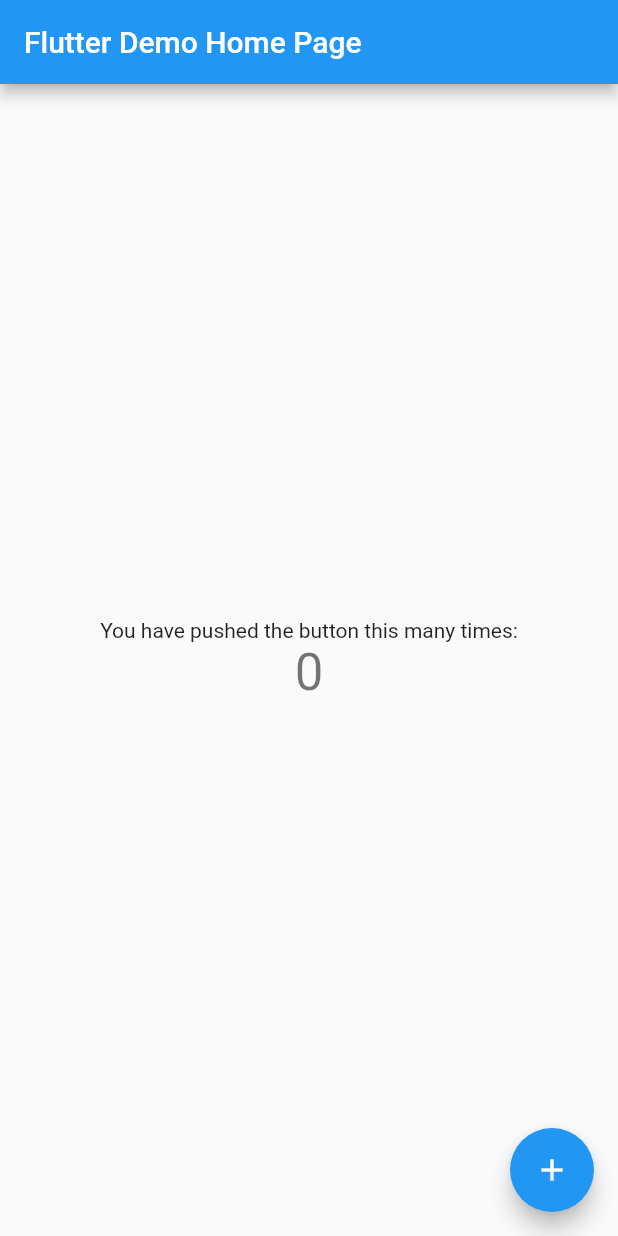
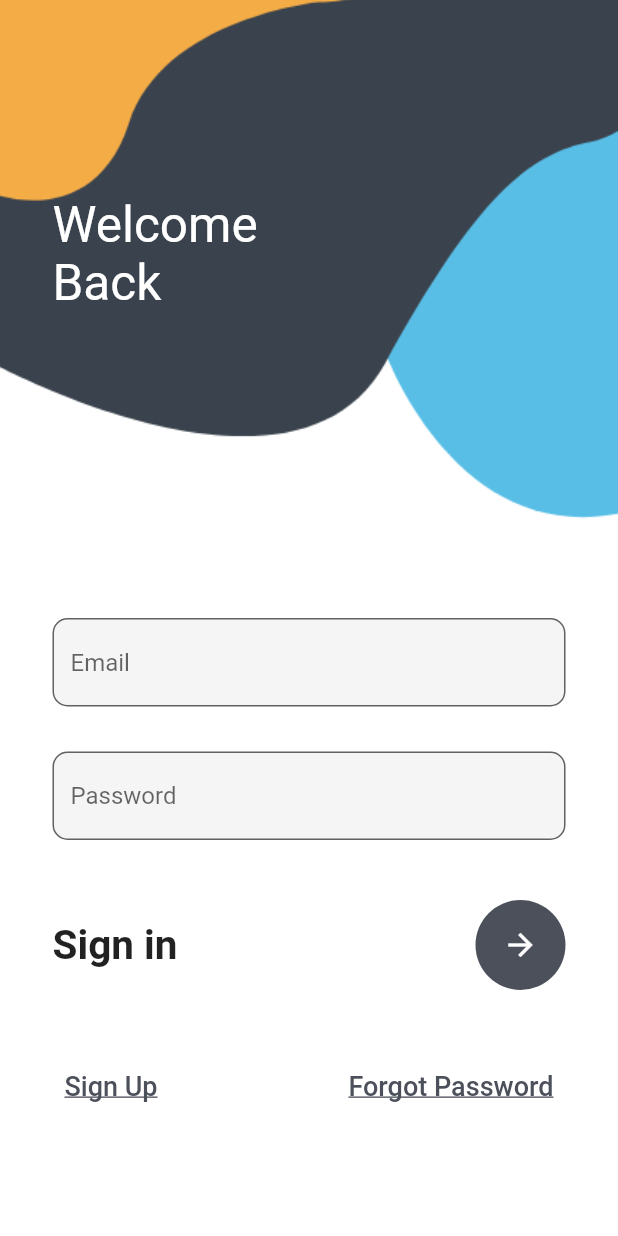
Before and after one commit to sarthakdharia/chatapp, a Flutter app: the screen it shows after launch, on a phone screen of 412 x 824 dp. Run offline on Flutter 3.47's test engine with Material 2 defaults, Android fonts, the phone set to English and light mode, and no system bars.

Commit message:
temp commit

```diff
--- /dev/null
+++ b/chatapp/lib/login.dart
@@ -0,0 +1,132 @@
+import 'package:flutter/material.dart';
+
+class MyLogin extends StatefulWidget {
+  const MyLogin({Key? key}) : super(key: key);
+
+  @override
+  _MyLoginState createState() => _MyLoginState();
+}
+
+class _MyLoginState extends State<MyLogin> {
+  @override
+  Widget build(BuildContext context) {
+    return Container(
+      decoration: BoxDecoration(
+        image: DecorationImage(
+            image: AssetImage('assets/login.png'), fit: BoxFit.cover),
+      ),
+      child: Scaffold(
+        backgroundColor: Colors.transparent,
+        body: Stack(
+          children: [
+            Container(),
+            Container(
+              padding: EdgeInsets.only(left: 35, top: 130),
+              child: Text(
+                'Welcome\nBack',
+                style: TextStyle(color: Colors.white, fontSize: 33),
+              ),
+            ),
+            SingleChildScrollView(
+              child: Container(
+                padding: EdgeInsets.only(
+                    top: MediaQuery.of(context).size.height * 0.5),
+                child: Column(
+                  crossAxisAlignment: CrossAxisAlignment.start,
+                  children: [
+                    Container(
+                      margin: EdgeInsets.only(left: 35, right: 35),
+                      child: Column(
+                        children: [
+                          TextField(
+                            style: TextStyle(color: Colors.black),
+                            decoration: InputDecoration(
+                                fillColor: Colors.grey.shade100,
+                                filled: true,
+                                hintText: "Email",
+                                border: OutlineInputBorder(
+                                  borderRadius: BorderRadius.circular(10),
+                                )),
+                          ),
+                          SizedBox(
+                            height: 30,
+                          ),
+                          TextField(
+                            style: TextStyle(),
+                            obscureText: true,
+                            decoration: InputDecoration(
+                                fillColor: Colors.grey.shade100,
+                                filled: true,
+                                hintText: "Password",
+                                border: OutlineInputBorder(
+                                  borderRadius: BorderRadius.circular(10),
+                                )),
+                          ),
+                          SizedBox(
+                            height: 40,
+                          ),
+                          Row(
+                            mainAxisAlignment: MainAxisAlignment.spaceBetween,
+                            children: [
+                              Text(
+                                'Sign in',
+                                style: TextStyle(
+                                    fontSize: 27, fontWeight: FontWeight.w700),
+                              ),
+                              CircleAvatar(
+                                radius: 30,
+                                backgroundColor: Color(0xff4c505b),
+                                child: IconButton(
+                                    color: Colors.white,
+                                    onPressed: () {},
+                                    icon: Icon(
+                                      Icons.arrow_forward,
+                                    )),
+                              )
+                            ],
+                          ),
+                          SizedBox(
+                            height: 40,
+                          ),
+                          Row(
+                            mainAxisAlignment: MainAxisAlignment.spaceBetween,
+                            children: [
+                              TextButton(
+                                onPressed: () {
+                                  Navigator.pushNamed(context, 'register');
+                                },
+                                child: Text(
+                                  'Sign Up',
+                                  textAlign: TextAlign.left,
+                                  style: TextStyle(
+                                      decoration: TextDecoration.underline,
+                                      color: Color(0xff4c505b),
+                                      fontSize: 18),
+                                ),
+                                style: ButtonStyle(),
+                              ),
+                              TextButton(
+                                  onPressed: () {},
+                                  child: Text(
+                                    'Forgot Password',
+                                    style: TextStyle(
+                                      decoration: TextDecoration.underline,
+                                      color: Color(0xff4c505b),
+                                      fontSize: 18,
+                                    ),
+                                  )),
+                            ],
+                          )
+                        ],
+                      ),
+                    )
+                  ],
+                ),
+              ),
+            ),
+          ],
+        ),
+      ),
+    );
+  }
+}
--- a/chatapp/lib/main.dart
+++ b/chatapp/lib/main.dart
@@ -1,115 +1,14 @@
 import 'package:flutter/material.dart';
+import 'package:chatapp/login.dart';
+import 'package:chatapp/register.dart';
 
 void main() {
-  runApp(const MyApp());
+  runApp(MaterialApp(
+    debugShowCheckedModeBanner: false,
+    home: MyLogin(),
+    routes: {
+      'register': (context) => MyRegister(),
+      'login': (context) => MyLogin(),
+    },
+  ));
 }
-
-class MyApp extends StatelessWidget {
-  const MyApp({Key? key}) : super(key: key);
-
-  // This widget is the root of your application.
-  @override
-  Widget build(BuildContext context) {
-    return MaterialApp(
-      title: 'Flutter Demo',
-      theme: ThemeData(
-        // This is the theme of your application.
-        //
-        // Try running your application with "flutter run". You'll see the
-        // application has a blue toolbar. Then, without quitting the app, try
-        // changing the primarySwatch below to Colors.green and then invoke
-        // "hot reload" (press "r" in the console where you ran "flutter run",
-        // or simply save your changes to "hot reload" in a Flutter IDE).
-        // Notice that the counter didn't reset back to zero; the application
-        // is not restarted.
-        primarySwatch: Colors.blue,
-      ),
-      home: const MyHomePage(title: 'Flutter Demo Home Page'),
-    );
-  }
-}
-
-class MyHomePage extends StatefulWidget {
-  const MyHomePage({Key? key, required this.title}) : super(key: key);
-
-  // This widget is the home page of your application. It is stateful, meaning
-  // that it has a State object (defined below) that contains fields that affect
-  // how it looks.
-
-  // This class is the configuration for the state. It holds the values (in this
-  // case the title) provided by the parent (in this case the App widget) and
-  // used by the build method of the State. Fields in a Widget subclass are
-  // always marked "final".
-
-  final String title;
-
-  @override
-  State<MyHomePage> createState() => _MyHomePageState();
-}
-
-class _MyHomePageState extends State<MyHomePage> {
-  int _counter = 0;
-
-  void _incrementCounter() {
-    setState(() {
-      // This call to setState tells the Flutter framework that something has
-      // changed in this State, which causes it to rerun the build method below
-      // so that the display can reflect the updated values. If we changed
-      // _counter without calling setState(), then the build method would not be
-      // called again, and so nothing would appear to happen.
-      _counter++;
-    });
-  }
-
-  @override
-  Widget build(BuildContext context) {
-    // This method is rerun every time setState is called, for instance as done
-    // by the _incrementCounter method above.
-    //
-    // The Flutter framework has been optimized to make rerunning build methods
-    // fast, so that you can just rebuild anything that needs updating rather
-    // than having to individually change instances of widgets.
-    return Scaffold(
-      appBar: AppBar(
-        // Here we take the value from the MyHomePage object that was created by
-        // the App.build method, and use it to set our appbar title.
-        title: Text(widget.title),
-      ),
-      body: Center(
-        // Center is a layout widget. It takes a single child and positions it
-        // in the middle of the parent.
-        child: Column(
-          // Column is also a layout widget. It takes a list of children and
-          // arranges them vertically. By default, it sizes itself to fit its
-          // children horizontally, and tries to be as tall as its parent.
-          //
-          // Invoke "debug painting" (press "p" in the console, choose the
-          // "Toggle Debug Paint" action from the Flutter Inspector in Android
-          // Studio, or the "Toggle Debug Paint" command in Visual Studio Code)
-          // to see the wireframe for each widget.
-          //
-          // Column has various properties to control how it sizes itself and
-          // how it positions its children. Here we use mainAxisAlignment to
-          // center the children vertically; the main axis here is the vertical
-          // axis because Columns are vertical (the cross axis would be
-          // horizontal).
-          mainAxisAlignment: MainAxisAlignment.center,
-          children: <Widget>[
-            const Text(
-              'You have pushed the button this many times:',
-            ),
-            Text(
-              '$_counter',
-              style: Theme.of(context).textTheme.headline4,
-            ),
-          ],
-        ),
-      ),
-      floatingActionButton: FloatingActionButton(
-        onPressed: _incrementCounter,
-        tooltip: 'Increment',
-        child: const Icon(Icons.add),
-      ), // This trailing comma makes auto-formatting nicer for build methods.
-    );
-  }
-}
--- a/chatapp/pubspec.yaml
+++ b/chatapp/pubspec.yaml
@@ -58,8 +58,8 @@ flutter:
   uses-material-design: true
 
   # To add assets to your application, add an assets section, like this:
-  # assets:
-  #   - images/a_dot_burr.jpeg
+  assets:
+    - assets/
   #   - images/a_dot_ham.jpeg
 
   # An image asset can refer to one or more resolution-specific "variants", see
```
Also changed, not shown: chatapp/lib/register.dart (added, +173 -0 lines), chatapp/assets/login.png (added), chatapp/assets/register.png (added), 1 other file.
